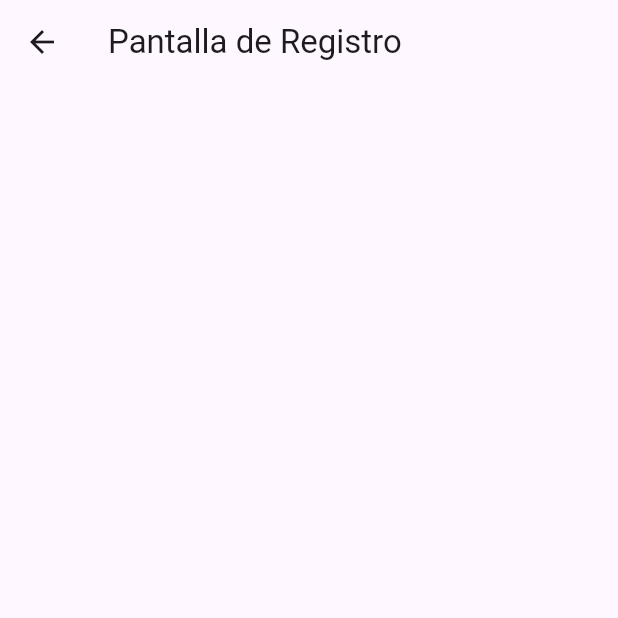
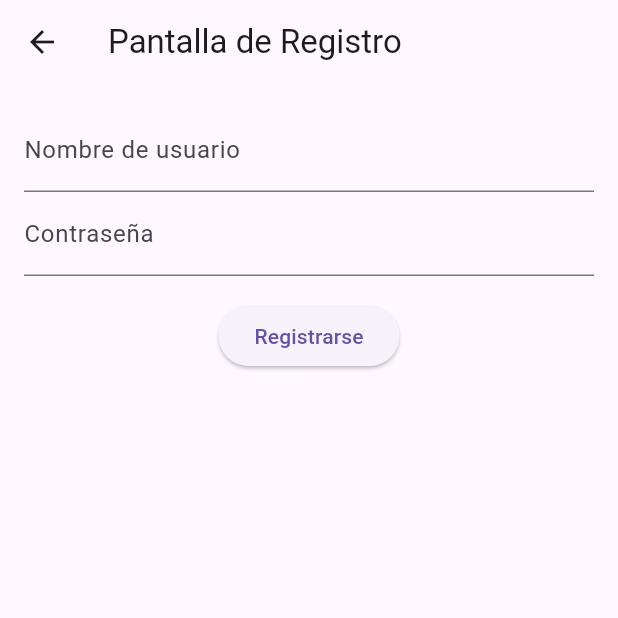
Before and after one commit to alvarofajardo917/Proyecto_flutter_symetrica, a Flutter app: the registropage screen opened by its route, on a phone screen of 412 x 824 dp, the top half of it. Run offline on Flutter 3.47's test engine with Material 3 defaults, Android fonts, the phone set to English and light mode, and no system bars.

Commit message:
tercer comentario

```diff
--- a/formvalidation/lib/src/pages/registro_page.dart
+++ b/formvalidation/lib/src/pages/registro_page.dart
@@ -11,6 +11,69 @@ class registropage extends StatelessWidget {
       appBar: AppBar(
         title: const Text('Pantalla de Registro'),
       ),
+        body: const Padding(
+        padding: EdgeInsets.all(16.0),
+        child: RegistroForm(),
+      ),
     );
   }
 }
+
+class RegistroForm extends StatefulWidget {
+  const RegistroForm({Key? key}) : super(key: key);
+
+  @override
+  _RegistroFormState createState() => _RegistroFormState();
+}
+
+class _RegistroFormState extends State<RegistroForm> {
+  final _formKey = GlobalKey<FormState>();
+  final _usernameController = TextEditingController();
+  final _passwordController = TextEditingController();
+  // Puedes agregar más controladores para otros campos según sea necesario
+
+  @override
+  Widget build(BuildContext context) {
+    return Form(
+      key: _formKey,
+      child: Column(
+        children: [
+          TextFormField(
+            controller: _usernameController,
+            decoration: const InputDecoration(labelText: 'Nombre de usuario'),
+            validator: (value) {
+              if (value == null || value.isEmpty) {
+                return 'Por favor, ingrese un nombre de usuario';
+              }
+              return null;
+            },
+          ),
+          TextFormField(
+            controller: _passwordController,
+            obscureText: true,
+            decoration: const InputDecoration(labelText: 'Contraseña'),
+            validator: (value) {
+              if (value == null || value.isEmpty) {
+                return 'Por favor, ingrese una contraseña';
+              }
+              return null;
+            },
+          ),
+          // Puedes agregar más campos aquí según sea necesario
+
+          SizedBox(height: 16.0),
+
+          ElevatedButton(
+            onPressed: () {
+              if (_formKey.currentState!.validate()) {
+                // Realiza la lógica de registro aquí
+                // Puedes acceder a los datos ingresados usando _usernameController.text y _passwordController.text
+              }
+            },
+            child: const Text('Registrarse'),
+          ),
+        ],
+      ),
+    );
+  }
+}
```
